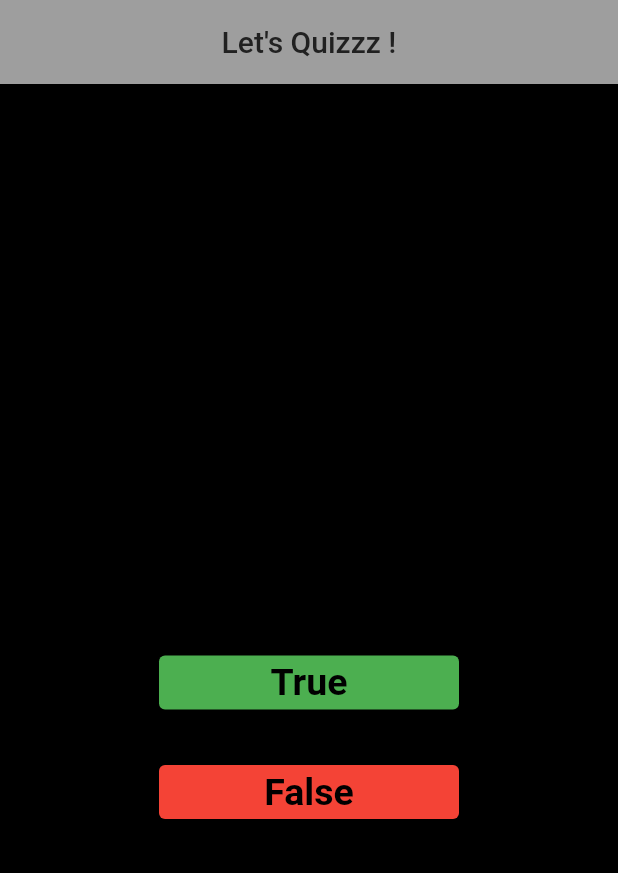
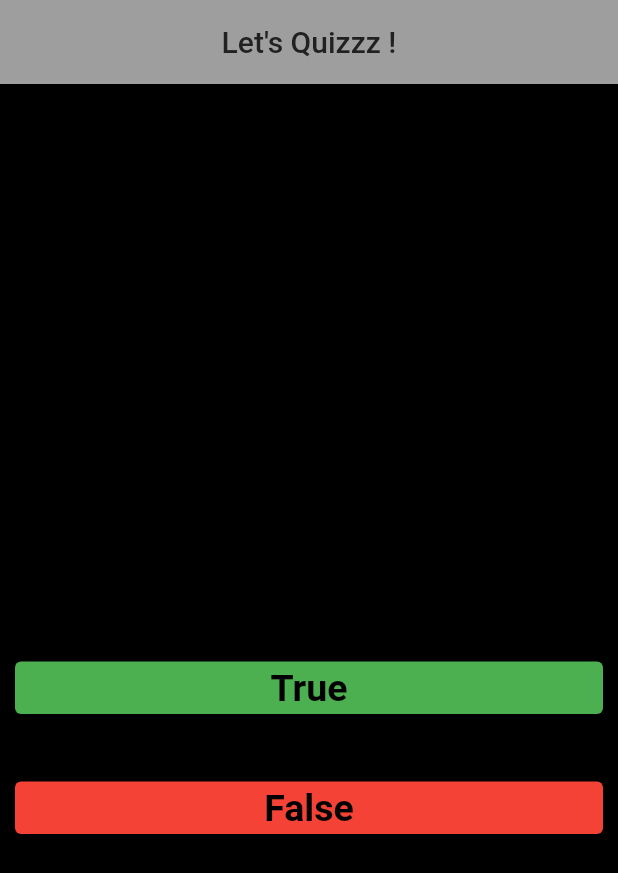
Before and after one commit to Mikhelmariya/Quiz, a Flutter app: the screen it shows after launch, on a phone screen of 412 x 824 dp. Shown: the top 873 px of the screen. Run offline on Flutter 3.47's test engine with Material 2 defaults, Android fonts, the phone set to English and light mode, and no system bars.

Commit message:
width adjusted

```diff
--- a/lib/main.dart
+++ b/lib/main.dart
@@ -45,8 +45,11 @@ class _QuizzState extends State<Quizz> {
         SizedBox(
           height: 25,
         ),
-        SizedBox(
-          width: 200,
+        Padding(
+          padding: const EdgeInsets.all(10.0),
+          child: SizedBox(
+            width: MediaQuery.of(context).size.width,
+            height: 35,
             child: ElevatedButton(
                 style: ButtonStyle(
                     backgroundColor: MaterialStateProperty.all(Colors.green)),
@@ -59,11 +62,15 @@ class _QuizzState extends State<Quizz> {
                       fontWeight: FontWeight.bold),
                 )),
           ),
+        ),
         SizedBox(
           height: 25,
         ),
-        SizedBox(
-          width: 200,
+        Padding(
+          padding: const EdgeInsets.all(10.0),
+          child: SizedBox(
+            width: MediaQuery.of(context).size.width,
+            height: 35,
             child: ElevatedButton(
                 style: ButtonStyle(
                     backgroundColor: MaterialStateProperty.all(Colors.red)),
@@ -75,6 +82,7 @@ class _QuizzState extends State<Quizz> {
                       fontSize: 25,
                       fontWeight: FontWeight.bold),
                 )),
+          ),
         )
       ],
     );
```
Lines whose indentation alone changed are shown as unchanged.
